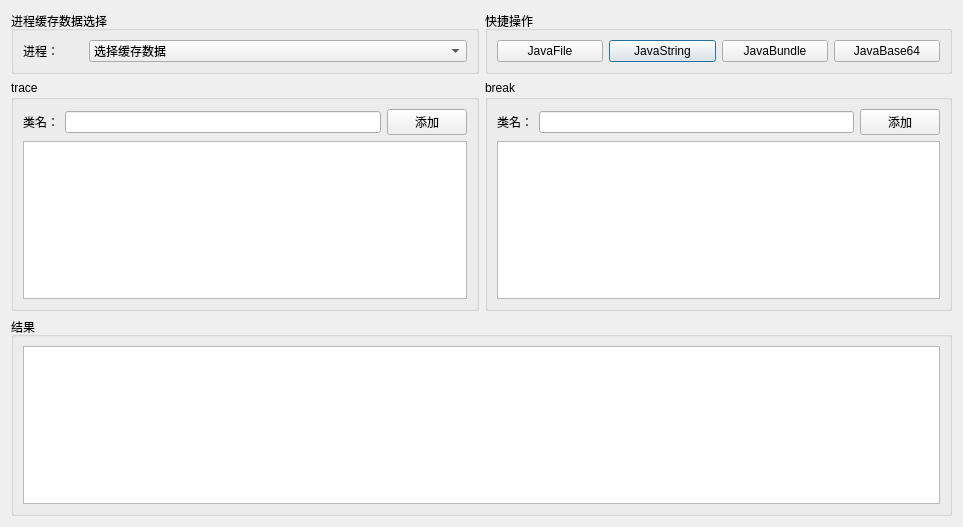
Above: ui/zenTracer.ui from dqzg12300/fridaUiTools before the change. Below: the same form after it.
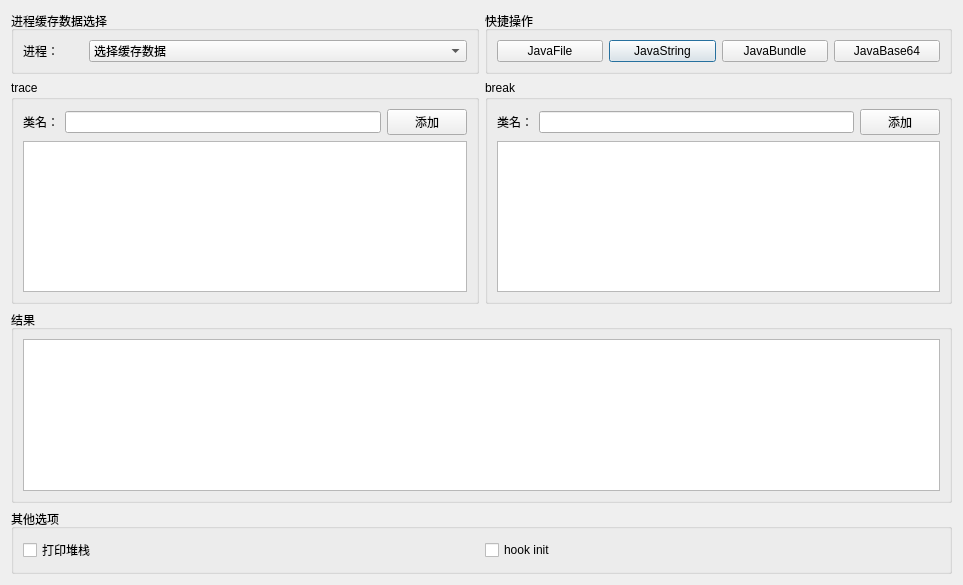
That is the form after the change.

Commit message: 优化zenTrace，增加堆栈打印，增加init函数hook

```diff
--- a/ui/zenTracer.ui
+++ b/ui/zenTracer.ui
@@ -7,13 +7,13 @@
     <x>0</x>
     <y>0</y>
     <width>963</width>
-    <height>527</height>
+    <height>585</height>
    </rect>
   </property>
   <property name="windowTitle">
    <string>ZenTracer</string>
   </property>
-  <layout class="QGridLayout" name="gridLayout_5">
+  <layout class="QGridLayout" name="gridLayout_7">
    <item row="0" column="0">
     <widget class="QGroupBox" name="groupBox_5">
      <property name="title">
@@ -189,13 +189,36 @@
      <property name="title">
       <string>结果</string>
      </property>
-     <layout class="QGridLayout" name="gridLayout_3">
+     <layout class="QGridLayout" name="gridLayout_5">
       <item row="0" column="0">
        <widget class="QTableWidget" name="tabTracer"/>
       </item>
      </layout>
     </widget>
    </item>
+   <item row="3" column="0" colspan="2">
+    <widget class="QGroupBox" name="groupBox_6">
+     <property name="title">
+      <string>其他选项</string>
+     </property>
+     <layout class="QGridLayout" name="gridLayout_3">
+      <item row="0" column="0">
+       <widget class="QCheckBox" name="chkStack">
+        <property name="text">
+         <string>打印堆栈</string>
+        </property>
+       </widget>
+      </item>
+      <item row="0" column="1">
+       <widget class="QCheckBox" name="chkInit">
+        <property name="text">
+         <string>hook init</string>
+        </property>
+       </widget>
+      </item>
+     </layout>
+    </widget>
+   </item>
   </layout>
  </widget>
  <resources/>
```
The commit also changes 4 other files.
